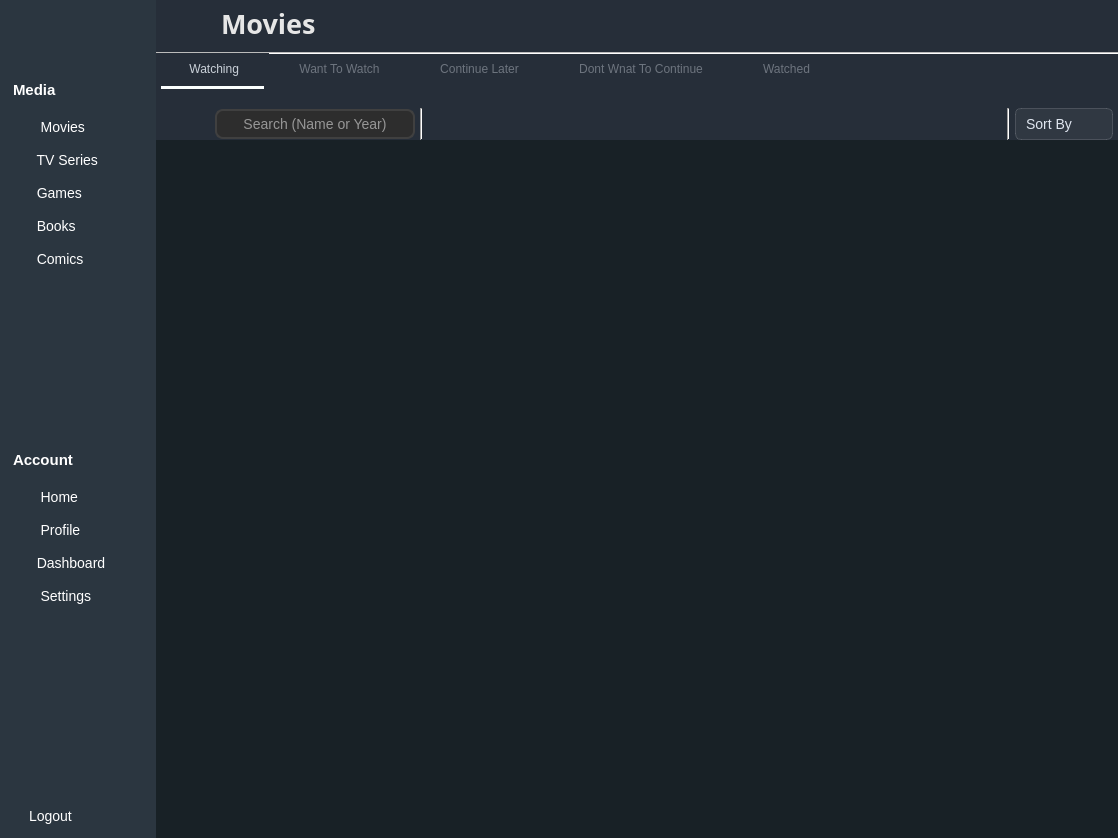
This is resources/ui/main_ui.ui in a8392280-web/libirary_GUI as Qt 5 draws it before an edit. The edited form follows.
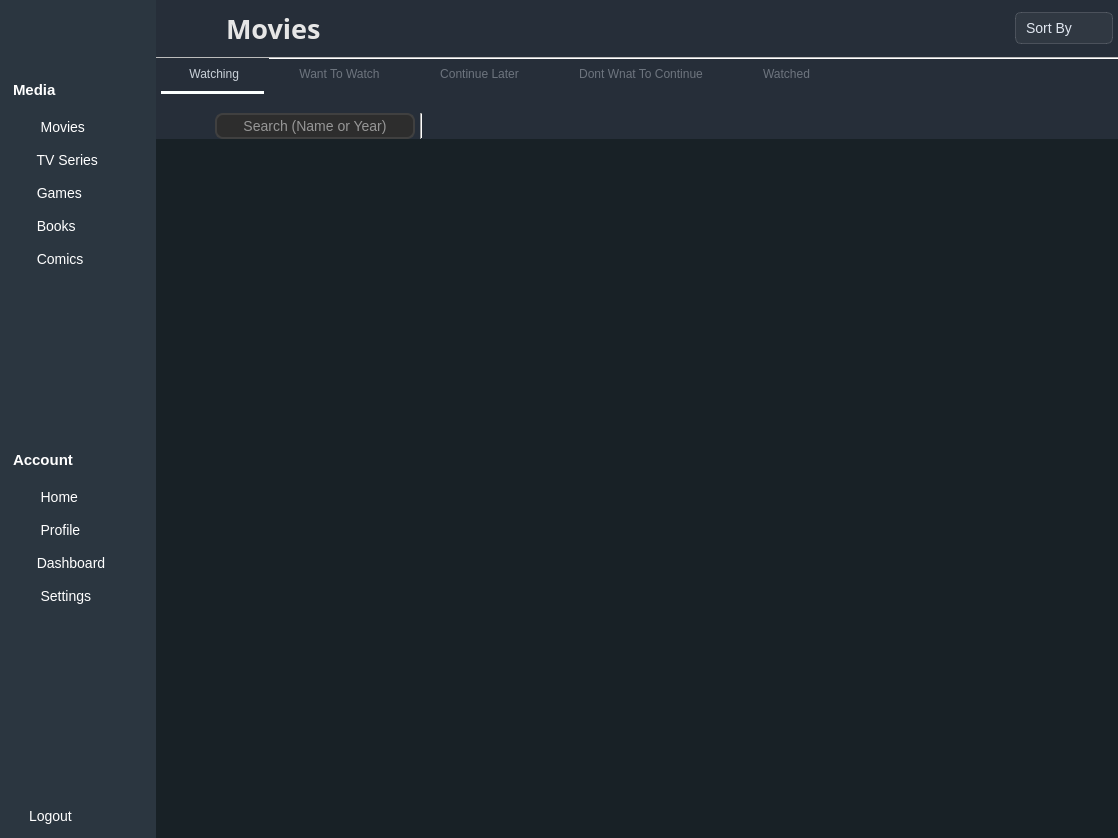
This is the edited form. The open tabs and pages were chosen to show the change. Icons and pictures are not drawn.

Diff of the .ui file:
```diff
--- a/resources/ui/main_ui.ui
+++ b/resources/ui/main_ui.ui
@@ -840,12 +840,15 @@
             <item>
              <layout class="QHBoxLayout" name="horizontalLayout_2">
               <property name="spacing">
-               <number>0</number>
+               <number>5</number>
               </property>
               <property name="leftMargin">
                <number>9</number>
               </property>
               <property name="topMargin">
+               <number>10</number>
+              </property>
+              <property name="rightMargin">
                <number>5</number>
               </property>
               <property name="bottomMargin">
@@ -917,13 +920,13 @@
                 </property>
                 <property name="minimumSize">
                  <size>
-                  <width>100</width>
+                  <width>0</width>
                   <height>0</height>
                  </size>
                 </property>
                 <property name="maximumSize">
                  <size>
-                  <width>50</width>
+                  <width>16777215</width>
                   <height>16777215</height>
                  </size>
                 </property>
@@ -948,8 +951,8 @@
                 </property>
                 <property name="iconSize">
                  <size>
-                  <width>30</width>
-                  <height>30</height>
+                  <width>32</width>
+                  <height>32</height>
                  </size>
                 </property>
                 <property name="shortcut">
@@ -960,6 +963,61 @@
                 </property>
                </widget>
               </item>
+              <item>
+               <widget class="QPushButton" name="movies_view">
+                <property name="toolTip">
+                 <string>Veiw</string>
+                </property>
+                <property name="text">
+                 <string/>
+                </property>
+                <property name="icon">
+                 <iconset resource="../resources.qrc">
+                  <normaloff>:/icons/Icons/list.png</normaloff>
+                  <normalon>:/icons/Icons/grid.png</normalon>:/icons/Icons/list.png</iconset>
+                </property>
+                <property name="iconSize">
+                 <size>
+                  <width>32</width>
+                  <height>32</height>
+                 </size>
+                </property>
+                <property name="checkable">
+                 <bool>true</bool>
+                </property>
+               </widget>
+              </item>
+              <item>
+               <widget class="QComboBox" name="movies_sort_by">
+                <property name="toolTip">
+                 <string>Sort list by</string>
+                </property>
+                <property name="styleSheet">
+                 <string notr="true"/>
+                </property>
+                <property name="editable">
+                 <bool>false</bool>
+                </property>
+                <property name="iconSize">
+                 <size>
+                  <width>32</width>
+                  <height>32</height>
+                 </size>
+                </property>
+                <property name="placeholderText">
+                 <string>Sort By</string>
+                </property>
+                <property name="duplicatesEnabled">
+                 <bool>false</bool>
+                </property>
+                <property name="frame">
+                 <bool>false</bool>
+                </property>
+                <property name="labelDrawingMode">
+                 <enum>QComboBox::LabelDrawingMode::UseStyle</enum>
+                </property>
+               </widget>
+              </item>
              </layout>
             </item>
             <item>
@@ -1163,54 +1221,6 @@
                         <width>32</width>
                         <height>32</height>
                        </size>
-                      </property>
-                      <property name="checkable">
-                       <bool>true</bool>
-                      </property>
-                     </widget>
-                    </item>
-                    <item>
-                     <widget class="Line" name="line">
-                      <property name="styleSheet">
-                       <string notr="true">/* Separator Line */
-Line {
-    background-color: rgb(70, 70, 70);
-}
-</string>
-                      </property>
-                      <property name="orientation">
-                       <enum>Qt::Orientation::Vertical</enum>
-                      </property>
-                     </widget>
-                    </item>
-                    <item>
-                     <widget class="QComboBox" name="movies_sort_by_1">
-                      <property name="toolTip">
-                       <string>Sort list by</string>
-                      </property>
-                      <property name="styleSheet">
-                       <string notr="true"/>
-                      </property>
-                      <property name="editable">
-                       <bool>false</bool>
-                      </property>
-                      <property name="iconSize">
-                       <size>
-                        <width>32</width>
-                        <height>32</height>
-                       </size>
-                      </property>
-                      <property name="placeholderText">
-                       <string>Sort By</string>
-                      </property>
-                      <property name="duplicatesEnabled">
-                       <bool>false</bool>
-                      </property>
-                      <property name="frame">
-                       <bool>false</bool>
-                      </property>
-                      <property name="labelDrawingMode">
-                       <enum>QComboBox::LabelDrawingMode::UseStyle</enum>
                       </property>
                      </widget>
                     </item>
```
Left out of the diff: 1632 changed lines with no effect on the pictures.
